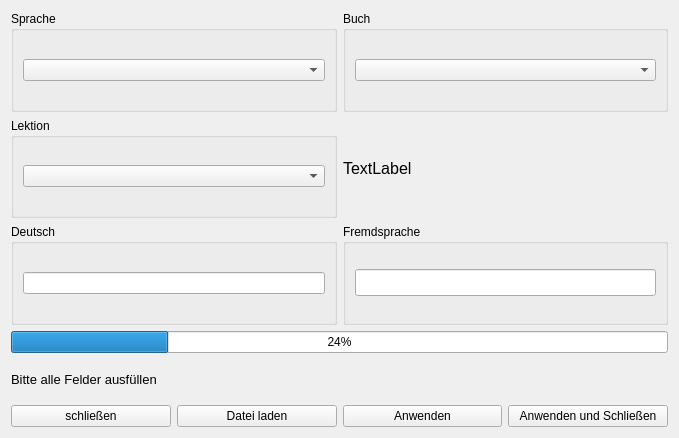
Qt form UIs/WindowVokabelAnlegen.ui (JPaehr/VokabelTrainer) before a commit.
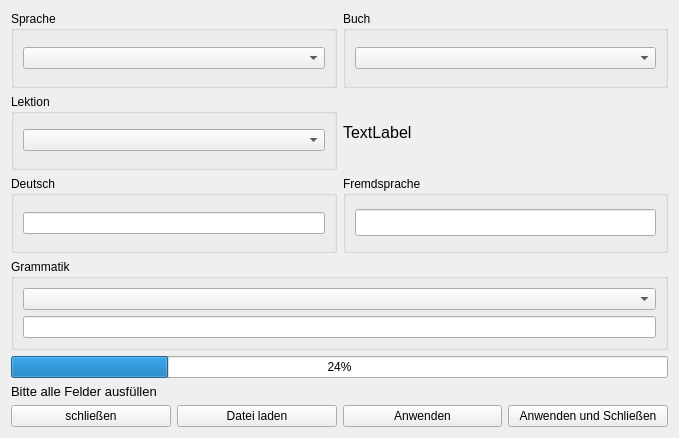
The same form after that commit.

Commit message: first part of grammar hints per voc

```diff
--- a/UIs/WindowVokabelAnlegen.ui
+++ b/UIs/WindowVokabelAnlegen.ui
@@ -15,7 +15,7 @@
   </property>
   <layout class="QVBoxLayout" name="verticalLayout_2">
    <item>
-    <layout class="QVBoxLayout" name="verticalLayout" stretch="5,5,5,0,2,0">
+    <layout class="QVBoxLayout" name="verticalLayout" stretch="5,5,5,5,2,0,0">
      <item>
       <layout class="QHBoxLayout" name="horizontalLayout">
        <item>
@@ -106,6 +106,25 @@
        </item>
       </layout>
      </item>
+     <item>
+      <layout class="QVBoxLayout" name="verticalLayout_8">
+       <item>
+        <widget class="QGroupBox" name="groupBox_6">
+         <property name="title">
+          <string>Grammatik</string>
+         </property>
+         <layout class="QVBoxLayout" name="verticalLayout_9">
+          <item>
+           <widget class="QComboBox" name="cBGrammar"/>
+          </item>
+          <item>
+           <widget class="QLineEdit" name="lEGrammar"/>
+          </item>
+         </layout>
+        </widget>
+       </item>
+      </layout>
+     </item>
      <item>
       <widget class="QProgressBar" name="pBFileVok">
        <property name="value">
```
Left out of the diff: 3 changed lines with no effect on the pictures. The commit also changes 2 other files.
